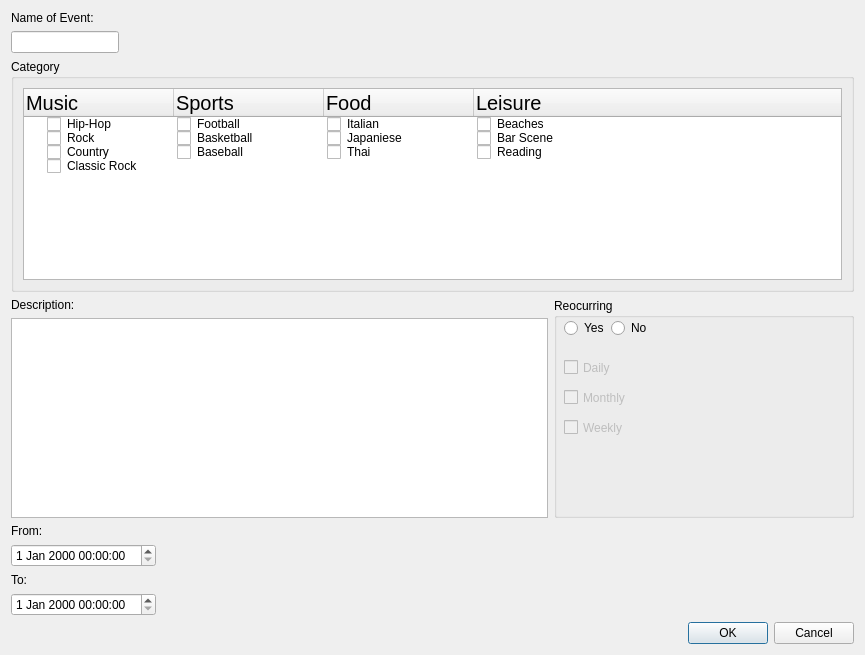
Qt form src/web-app/eventpopup.ui (Aesylwinn/software-engineering) before a commit.
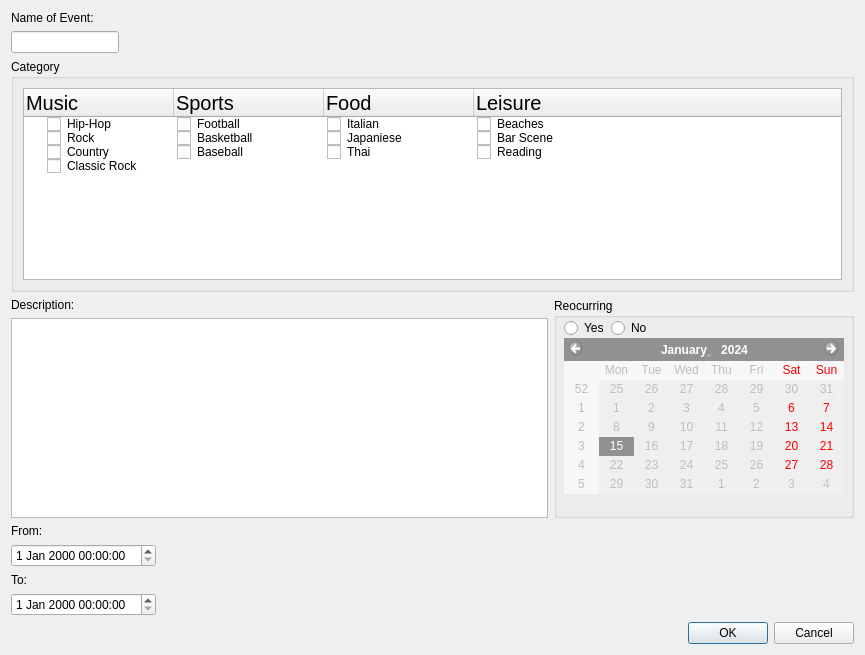
The same form after that commit.

Diff of the .ui file:
```diff
--- a/src/web-app/eventpopup.ui
+++ b/src/web-app/eventpopup.ui
@@ -259,55 +259,7 @@
          <property name="title">
           <string>Reocurring</string>
          </property>
-         <widget class="QCheckBox" name="daily">
-          <property name="enabled">
-           <bool>false</bool>
-          </property>
-          <property name="geometry">
-           <rect>
-            <x>10</x>
-            <y>60</y>
-            <width>72</width>
-            <height>19</height>
-           </rect>
-          </property>
-          <property name="text">
-           <string>Daily</string>
-          </property>
-         </widget>
-         <widget class="QCheckBox" name="monthly">
-          <property name="enabled">
-           <bool>false</bool>
-          </property>
-          <property name="geometry">
-           <rect>
-            <x>10</x>
-            <y>90</y>
-            <width>72</width>
-            <height>19</height>
-           </rect>
-          </property>
-          <property name="text">
-           <string>Monthly</string>
-          </property>
-         </widget>
-         <widget class="QCheckBox" name="weekly">
-          <property name="enabled">
-           <bool>false</bool>
-          </property>
-          <property name="geometry">
-           <rect>
-            <x>10</x>
-            <y>120</y>
-            <width>72</width>
-            <height>19</height>
-           </rect>
-          </property>
-          <property name="text">
-           <string>Weekly</string>
-          </property>
-         </widget>
-         <widget class="QWidget" name="">
+         <widget class="QWidget" name="layoutWidget">
           <property name="geometry">
            <rect>
             <x>10</x>
@@ -333,6 +285,19 @@
            </item>
           </layout>
          </widget>
+         <widget class="QCalendarWidget" name="recurringDate">
+          <property name="enabled">
+           <bool>false</bool>
+          </property>
+          <property name="geometry">
+           <rect>
+            <x>10</x>
+            <y>40</y>
+            <width>280</width>
+            <height>156</height>
+           </rect>
+          </property>
+         </widget>
         </widget>
        </item>
       </layout>
```
Left out of the diff: 2 changed lines with no effect on the pictures.
